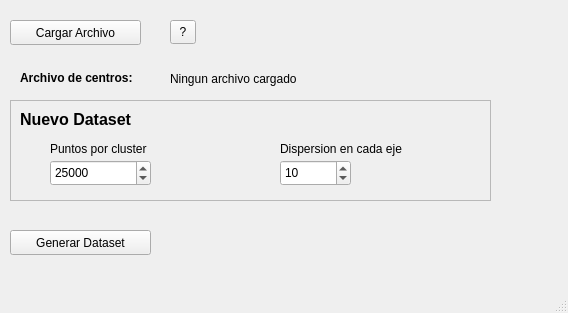
The window that datasetwindow.ui (alfonsoromanz/KMeansTool) describes before a commit, drawn with Qt 5.
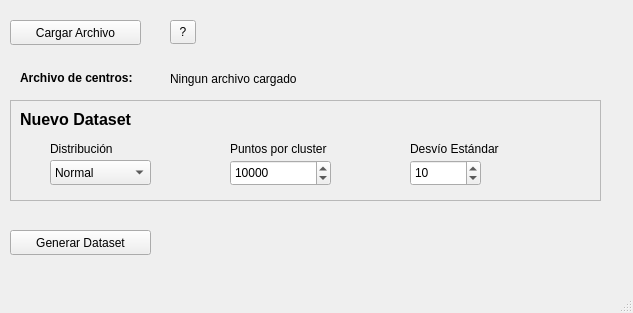
The same window after the commit.

Commit message: Support for normal distribution in dataset Gerenator. Minor UI advances

```diff
--- a/datasetwindow.ui
+++ b/datasetwindow.ui
@@ -6,7 +6,7 @@
    <rect>
     <x>0</x>
     <y>0</y>
-    <width>568</width>
+    <width>633</width>
     <height>313</height>
    </rect>
   </property>
@@ -71,7 +71,7 @@
      <rect>
       <x>10</x>
       <y>100</y>
-      <width>481</width>
+      <width>591</width>
       <height>101</height>
      </rect>
     </property>
@@ -84,7 +84,7 @@
     <widget class="QSpinBox" name="pointsBox">
      <property name="geometry">
       <rect>
-       <x>40</x>
+       <x>220</x>
        <y>60</y>
        <width>101</width>
        <height>26</height>
@@ -97,13 +97,13 @@
       <number>100000</number>
      </property>
      <property name="value">
-      <number>25000</number>
+      <number>10000</number>
      </property>
     </widget>
     <widget class="QSpinBox" name="errorBox">
      <property name="geometry">
       <rect>
-       <x>270</x>
+       <x>400</x>
        <y>60</y>
        <width>71</width>
        <height>26</height>
@@ -122,7 +122,7 @@
     <widget class="QLabel" name="label_3">
      <property name="geometry">
       <rect>
-       <x>40</x>
+       <x>220</x>
        <y>40</y>
        <width>131</width>
        <height>17</height>
@@ -135,14 +135,14 @@
     <widget class="QLabel" name="label_4">
      <property name="geometry">
       <rect>
-       <x>270</x>
+       <x>400</x>
        <y>40</y>
        <width>171</width>
        <height>17</height>
       </rect>
      </property>
      <property name="text">
-      <string>Dispersion en cada eje</string>
+      <string>Desvío Estándar</string>
      </property>
     </widget>
     <widget class="QLabel" name="label_5">
@@ -158,6 +158,39 @@
       <string>&lt;html&gt;&lt;head/&gt;&lt;body&gt;&lt;p&gt;&lt;span style=&quot; font-size:12pt; font-weight:600;&quot;&gt;Nuevo Dataset&lt;/span&gt;&lt;/p&gt;&lt;/body&gt;&lt;/html&gt;</string>
      </property>
     </widget>
+    <widget class="QComboBox" name="comboBox">
+     <property name="geometry">
+      <rect>
+       <x>40</x>
+       <y>60</y>
+       <width>101</width>
+       <height>25</height>
+      </rect>
+     </property>
+     <item>
+      <property name="text">
+       <string>Normal</string>
+      </property>
+     </item>
+     <item>
+      <property name="text">
+       <string>Uniforme</string>
+      </property>
+     </item>
+    </widget>
+    <widget class="QLabel" name="label_2">
+     <property name="geometry">
+      <rect>
+       <x>40</x>
+       <y>40</y>
+       <width>91</width>
+       <height>17</height>
+      </rect>
+     </property>
+     <property name="text">
+      <string>Distribución</string>
+     </property>
+    </widget>
    </widget>
    <widget class="QPushButton" name="generateButton">
     <property name="geometry">
```
Left out of the diff: 4 changed lines with no effect on the pictures. The commit also changes 6 other files.
